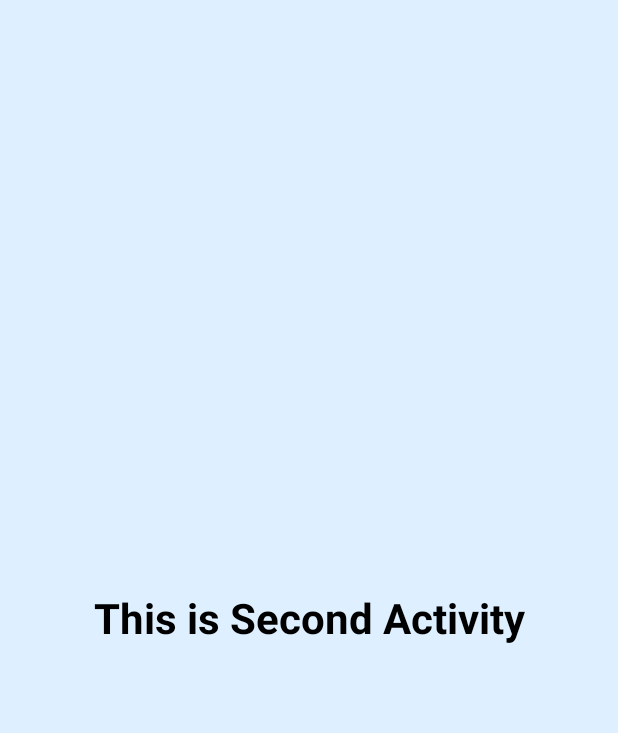
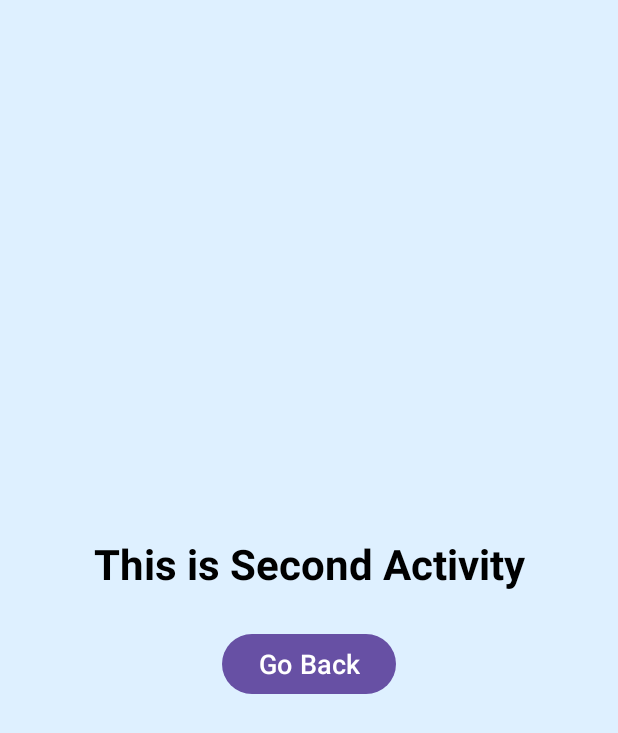
Before and after one commit to Arghya20/Saumya-Singh-Kotlin, an Android app: the SecondActivity screen opened directly, with no data from a screen before it, on a phone screen of 412 x 824 dp. Shown: the top 733 px of the screen. Run offline under Robolectric (Android 15) with nearby library versions, the phone set to English and light mode, and no system bars.

Commit message:
Saumya Singh Kotlin git class second commit

```diff
--- a/app/src/main/res/layout/activity_second.xml
+++ b/app/src/main/res/layout/activity_second.xml
@@ -7,7 +7,9 @@
     android:layout_height="match_parent"
     android:background="#DEF0FF"
     android:gravity="center"
-    tools:context=".SecondActivity">
+    tools:context=".SecondActivity"
+    android:orientation="vertical"
+    >
 
 
     <TextView
@@ -19,5 +21,13 @@
         android:textSize="28sp"
         android:textStyle="bold" />
 
+    <Button
+        android:layout_width="wrap_content"
+        android:layout_height="wrap_content"
+        android:text="Go Back"
+        android:textSize="18sp"
+        android:textColor="#fff"
+        android:layout_marginTop="24dp"
+        />
 
 </LinearLayout>
```
